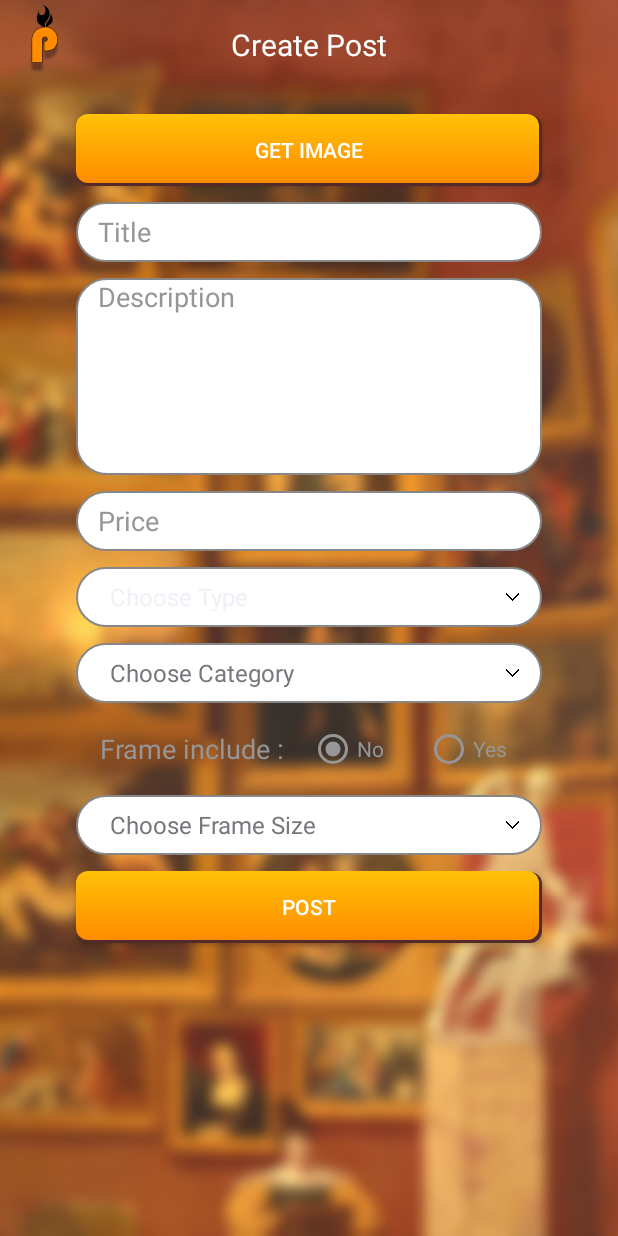
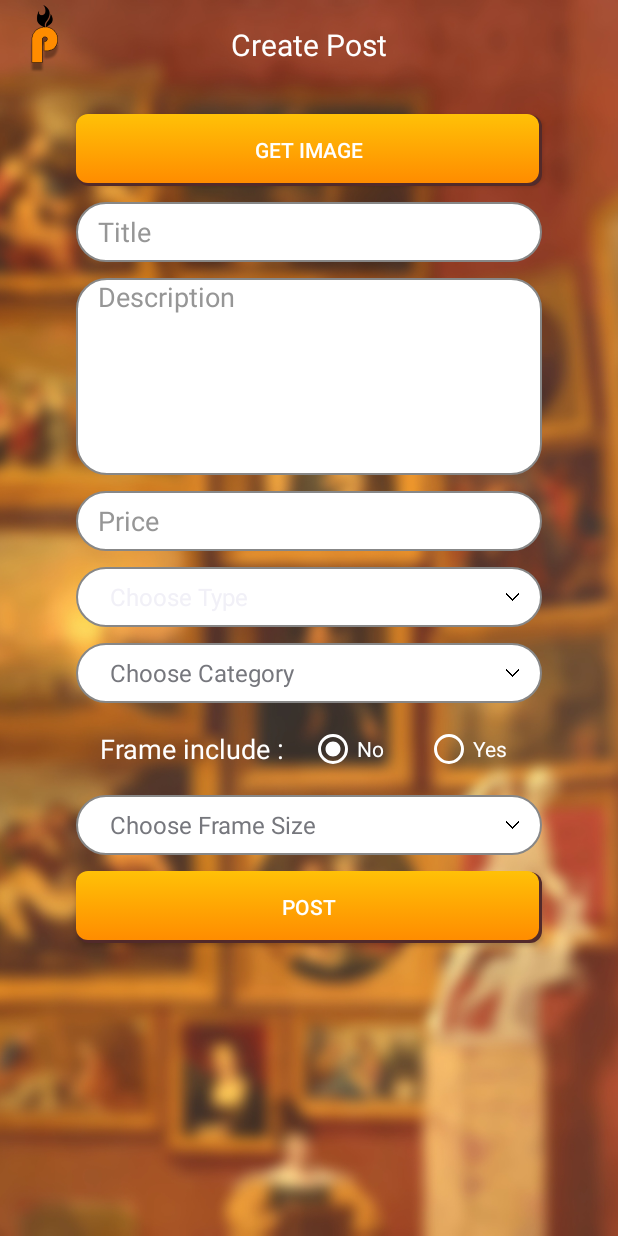
Before and after one commit to Ri-to/prometheus, an Android app: the screen it shows after launch (Post), on a phone screen of 412 x 824 dp. Run offline under Robolectric (Android 15) with nearby library versions, the phone set to English and light mode, and no system bars; our stand-ins replace Firebase (no records; nobody signed in at launch, a user with empty details on screens opened directly), Picasso.

Commit message:
some changes

```diff
--- a/Prometheus/app/src/main/java/com/prometheus/gallery/Post.java
+++ b/Prometheus/app/src/main/java/com/prometheus/gallery/Post.java
@@ -566,7 +566,7 @@ public class Post extends AppCompatActivity {
                 }
                 else{
                     DatabaseReference databaseReference = FirebaseDatabase.getInstance().getReference();
-                    databaseReference.child("Post").child("0").setValue(post).addOnSuccessListener(new OnSuccessListener<Void>() {
+                    databaseReference.child("Post").child("1").setValue(post).addOnSuccessListener(new OnSuccessListener<Void>() {
                         @Override
                         public void onSuccess(Void aVoid) {
                             Log.e("DB_Commit", "Success!");
--- a/Prometheus/app/src/main/res/layout/post.xml
+++ b/Prometheus/app/src/main/res/layout/post.xml
@@ -165,7 +165,7 @@
                         android:gravity="center"
                         android:text="Frame include :"
                         android:textSize="18sp"
-                        android:textColor="#969696"/>
+                        android:textColor="#FFFFFF"/>
 
                     <RadioGroup
                         android:layout_width="0dp"
@@ -179,9 +179,9 @@
                             android:layout_height="match_parent"
                             android:layout_weight="4"
                             android:text="No"
-                            android:textColor="#969696"
+                            android:textColor="#FFFFFF"
                             android:checked="true"
-                            app:buttonTint="#969696"
+                            app:buttonTint="#FFFFFF"
                             android:onClick="onRadioButtonClicked"/>
 
                         <RadioButton
@@ -190,8 +190,8 @@
                             android:layout_height="match_parent"
                             android:layout_weight="4"
                             android:text="Yes"
-                            android:textColor="#969696"
-                            app:buttonTint="#969696"
+                            android:textColor="#FFFFFF"
+                            app:buttonTint="#FFFFFF"
                             android:onClick="onRadioButtonClicked"/>
 
                     </RadioGroup>
```
Also changed, not shown: Prometheus/app/src/main/AndroidManifest.xml (+4 -4 lines), Prometheus/app/src/main/java/com/prometheus/gallery/Register.java (+10 -8 lines).
